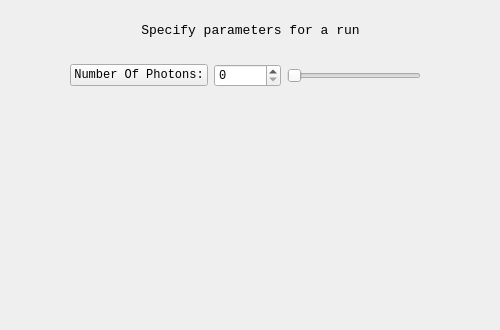
The window that mainwidgets/confparas.ui (SimonCqk/Photon_Propagation_Simulation) describes before a commit, drawn with Qt 5.
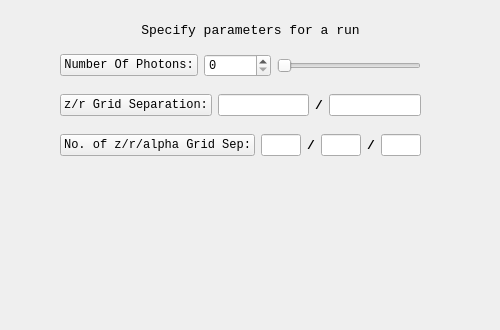
The same window after the commit.

Commit message: step more on configure page.

Diff of the .ui file:
```diff
--- a/mainwidgets/confparas.ui
+++ b/mainwidgets/confparas.ui
@@ -38,13 +38,13 @@
   <widget class="QWidget" name="horizontalLayoutWidget">
    <property name="geometry">
     <rect>
-     <x>70</x>
+     <x>60</x>
      <y>50</y>
-     <width>351</width>
-     <height>51</height>
+     <width>361</width>
+     <height>31</height>
     </rect>
    </property>
-   <layout class="QHBoxLayout" name="horizontalLayout">
+   <layout class="QHBoxLayout" name="PNhorizontalLayout">
     <item>
      <widget class="QPushButton" name="PhoNumButton">
       <property name="font">
@@ -87,6 +87,149 @@
     </item>
    </layout>
   </widget>
+  <widget class="QWidget" name="horizontalLayoutWidget_2">
+   <property name="geometry">
+    <rect>
+     <x>60</x>
+     <y>90</y>
+     <width>361</width>
+     <height>31</height>
+    </rect>
+   </property>
+   <layout class="QHBoxLayout" name="GridhorizontalLayout">
+    <item>
+     <widget class="QPushButton" name="ZRGridButton">
+      <property name="font">
+       <font>
+        <family>Consolas</family>
+       </font>
+      </property>
+      <property name="text">
+       <string>z/r Grid Separation:</string>
+      </property>
+     </widget>
+    </item>
+    <item>
+     <widget class="QLineEdit" name="zGridEdit">
+      <property name="font">
+       <font>
+        <family>Consolas</family>
+       </font>
+      </property>
+     </widget>
+    </item>
+    <item>
+     <widget class="QLabel" name="label_2">
+      <property name="font">
+       <font>
+        <family>Consolas</family>
+        <pointsize>10</pointsize>
+        <weight>75</weight>
+        <bold>true</bold>
+       </font>
+      </property>
+      <property name="text">
+       <string>/</string>
+      </property>
+     </widget>
+    </item>
+    <item>
+     <widget class="QLineEdit" name="rGridEdit">
+      <property name="font">
+       <font>
+        <family>Consolas</family>
+       </font>
+      </property>
+     </widget>
+    </item>
+   </layout>
+  </widget>
+  <widget class="QWidget" name="horizontalLayoutWidget_3">
+   <property name="geometry">
+    <rect>
+     <x>60</x>
+     <y>130</y>
+     <width>361</width>
+     <height>31</height>
+    </rect>
+   </property>
+   <layout class="QHBoxLayout" name="horizontalLayout">
+    <item>
+     <widget class="QPushButton" name="pushButton">
+      <property name="font">
+       <font>
+        <family>Consolas</family>
+       </font>
+      </property>
+      <property name="text">
+       <string>No. of z/r/alpha Grid Sep:</string>
+      </property>
+     </widget>
+    </item>
+    <item>
+     <widget class="QLineEdit" name="No_zGridEdit">
+      <property name="font">
+       <font>
+        <family>Consolas</family>
+       </font>
+      </property>
+     </widget>
+    </item>
+    <item>
+     <widget class="QLabel" name="label_3">
+      <property name="font">
+       <font>
+        <family>Consolas</family>
+        <pointsize>10</pointsize>
+        <weight>75</weight>
+        <bold>true</bold>
+       </font>
+      </property>
+      <property name="text">
+       <string>/</string>
+      </property>
+     </widget>
+    </item>
+    <item>
+     <widget class="QLineEdit" name="No_rGridEdit">
+      <property name="font">
+       <font>
+        <family>Consolas</family>
+       </font>
+      </property>
+     </widget>
+    </item>
+    <item>
+     <widget class="QLabel" name="label_4">
+      <property name="font">
+       <font>
+        <family>Consolas</family>
+        <pointsize>10</pointsize>
+        <weight>75</weight>
+        <bold>true</bold>
+       </font>
+      </property>
+      <property name="text">
+       <string>/</string>
+      </property>
+     </widget>
+    </item>
+    <item>
+     <widget class="QLineEdit" name="No_aGridEdit">
+      <property name="font">
+       <font>
+        <family>Consolas</family>
+       </font>
+      </property>
+     </widget>
+    </item>
+   </layout>
+  </widget>
+  <zorder>label</zorder>
+  <zorder>horizontalLayoutWidget</zorder>
+  <zorder>label_2</zorder>
+  <zorder>horizontalLayoutWidget_2</zorder>
+  <zorder>horizontalLayoutWidget_3</zorder>
  </widget>
  <resources/>
  <connections>
```
The commit also changes 1 other file.
